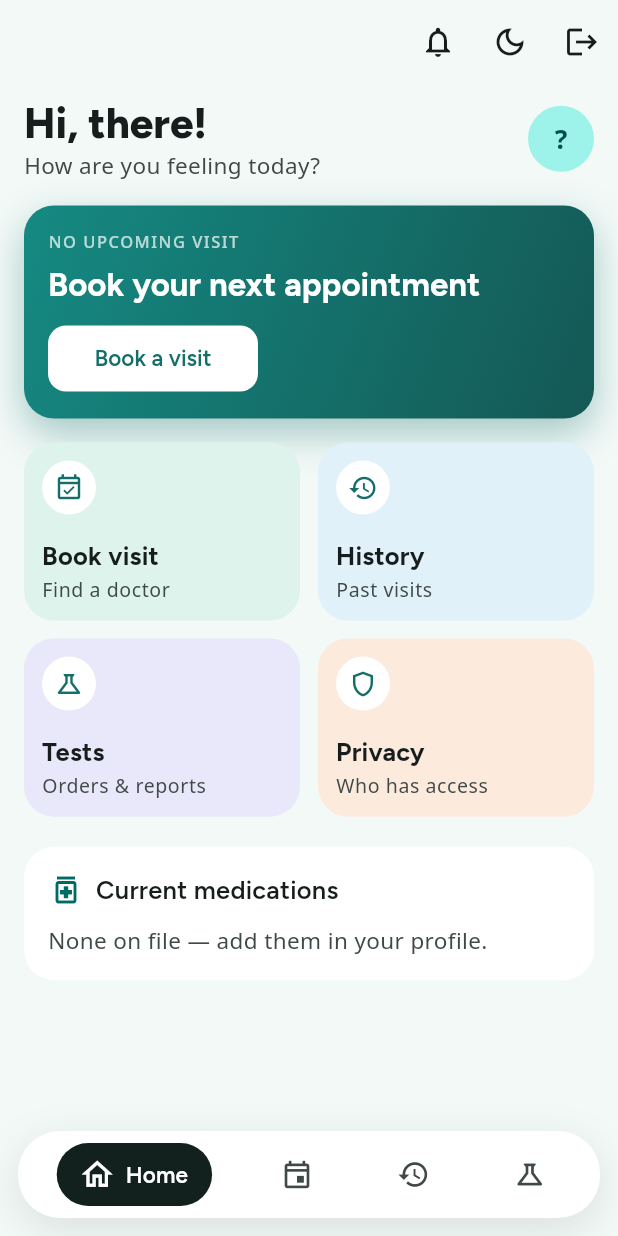
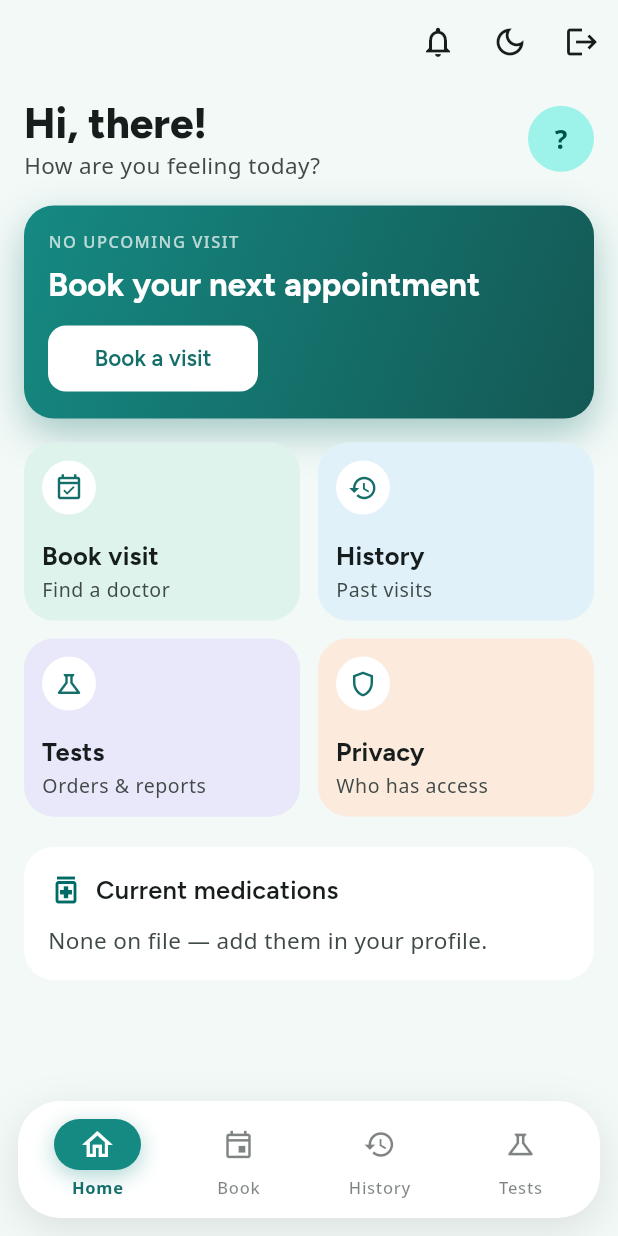
Before and after one commit to MoDataEngineer/carebridge, a Flutter app: the PatientHomeScreen screen opened by its route, on a phone screen of 412 x 824 dp. Run offline on Flutter 3.47's test engine with Material 3 defaults, Android fonts, the phone set to English and light mode, and no system bars; our stand-ins replace file_picker, flutter_dotenv, flutter_riverpod, go_router, google_fonts, image_picker and 5 more; missing offline and left inert: dart:js_interop, dart:ui_web, mobile_scanner, pdfx; accounts and stored records are empty.

Commit message:
polish: teal, fully-labelled bottom nav (fixes invisible Home icon)
The dark-ink pill read as dated against the mint/teal theme, and the first
item's icon wasn't painting (tappable but invisible). Redesign the custom
PillNavBar: equal-width Expanded items, every destination shows icon + label
(so none can be invisible), and the active one is a teal brand pill with a
white icon, soft glow and scale-pop. On-brand, modern, and Home is now clearly
visible on every tab (verified live).

Co-Authored-By: Claude Opus 4.8 <noreply@anthropic.com>

```diff
--- a/app/lib/shared/widgets/pill_nav_bar.dart
+++ b/app/lib/shared/widgets/pill_nav_bar.dart
@@ -9,14 +9,14 @@ class PillNavItem {
   final String label;
 }
 
-/// The app's floating bottom navigation — a rounded white bar where the active
-/// destination is a dark ink pill holding its icon + label (prototype look).
+/// The app's floating bottom navigation — a rounded white bar. Every
+/// destination shows an icon + label (so none can be "invisible"); the active
+/// one gets a teal brand pill behind its icon with a soft glow and a scale-pop,
+/// tying the nav into the mint/teal theme.
 ///
-/// This is a hand-rolled Row (not Material's [NavigationBar]) on purpose: the
-/// stock NavigationBar, wrapped in the floating rounded clip, intermittently
-/// dropped the first destination when a later tab was selected. A plain Row can
-/// never lose an item, and it gives us the exact horizontal-pill selection the
-/// prototype shows, with a subtle scale-pop on the active icon.
+/// Hand-rolled (not Material's [NavigationBar]) on purpose: the stock bar,
+/// wrapped in the floating rounded clip, intermittently failed to paint the
+/// first destination. A plain Row renders every child, every time.
 class PillNavBar extends StatelessWidget {
   const PillNavBar({
     super.key,
@@ -50,15 +50,16 @@ class PillNavBar extends StatelessWidget {
               ),
             ],
           ),
-          padding: const EdgeInsets.symmetric(horizontal: 8, vertical: 8),
+          padding: const EdgeInsets.symmetric(horizontal: 6, vertical: 8),
           child: Row(
-            mainAxisAlignment: MainAxisAlignment.spaceAround,
             children: [
               for (var i = 0; i < items.length; i++)
-                _NavItem(
+                Expanded(
+                  child: _NavItem(
                     item: items[i],
                     selected: i == currentIndex,
                     onTap: () => onTap(i),
+                  ),
                 ),
             ],
           ),
@@ -82,39 +83,57 @@ class _NavItem extends StatelessWidget {
   @override
   Widget build(BuildContext context) {
     final scheme = Theme.of(context).colorScheme;
-    final label = Theme.of(context).textTheme.labelLarge;
+    // Guaranteed-visible resting colour (medium slate on the white bar).
+    final rest = scheme.onSurface.withValues(alpha: 0.55);
+
     return InkWell(
       onTap: onTap,
-      borderRadius: BorderRadius.circular(999),
-      child: AnimatedContainer(
+      borderRadius: BorderRadius.circular(20),
+      child: Padding(
+        padding: const EdgeInsets.symmetric(vertical: 4),
+        child: Column(
+          mainAxisSize: MainAxisSize.min,
+          children: [
+            AnimatedContainer(
               duration: AppMotion.normal,
               curve: Curves.easeOut,
-        padding: selected
-            ? const EdgeInsets.symmetric(horizontal: 16, vertical: 10)
-            : const EdgeInsets.all(10),
+              padding:
+                  const EdgeInsets.symmetric(horizontal: 18, vertical: 6),
               decoration: BoxDecoration(
-          color: selected ? AppColors.ink : Colors.transparent,
+                color: selected ? AppColors.brand600 : Colors.transparent,
                 borderRadius: BorderRadius.circular(999),
+                boxShadow: selected
+                    ? [
+                        BoxShadow(
+                          color: AppColors.brand600.withValues(alpha: 0.35),
+                          blurRadius: 12,
+                          offset: const Offset(0, 4),
                         ),
-        child: Row(
-          mainAxisSize: MainAxisSize.min,
-          children: [
-            AnimatedScale(
-              scale: selected ? 1.12 : 1.0,
+                      ]
+                    : null,
+              ),
+              child: AnimatedScale(
+                scale: selected ? 1.1 : 1.0,
                 duration: AppMotion.normal,
                 curve: Curves.easeOut,
                 child: Icon(
                   item.icon,
                   size: 22,
-                color: selected ? Colors.white : scheme.onSurfaceVariant,
+                  color: selected ? Colors.white : rest,
                 ),
               ),
-            if (selected) ...[
-              const SizedBox(width: 8),
-              Text(item.label,
-                  style: label?.copyWith(
-                      color: Colors.white, fontWeight: FontWeight.w600)),
-            ],
+            ),
+            const SizedBox(height: 4),
+            Text(
+              item.label,
+              maxLines: 1,
+              overflow: TextOverflow.ellipsis,
+              style: Theme.of(context).textTheme.labelSmall?.copyWith(
+                    fontSize: 11,
+                    color: selected ? AppColors.brand700 : rest,
+                    fontWeight: selected ? FontWeight.w700 : FontWeight.w500,
+                  ),
+            ),
           ],
         ),
       ),
```
Lines whose indentation alone changed are shown as unchanged.
